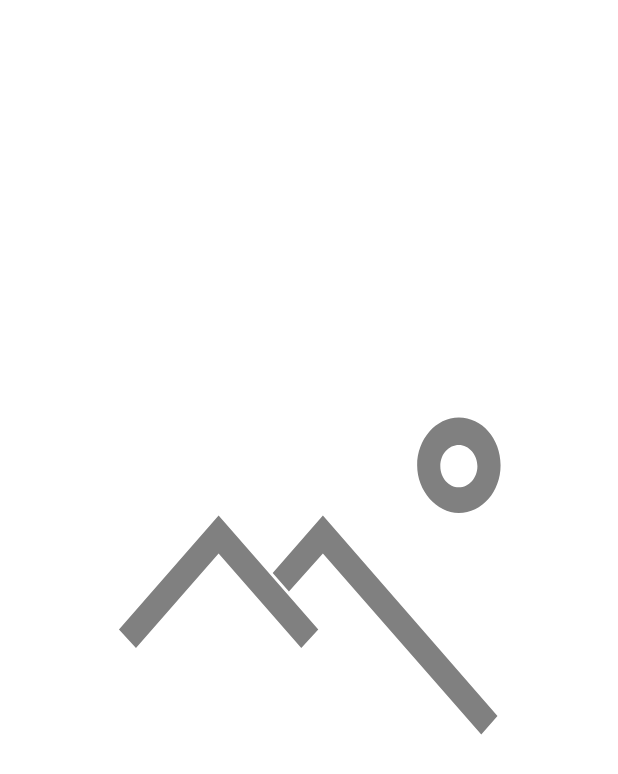
After one commit to Oduvan58/PicturesEveryDay, an Android app: the fragment YesterdayFragment placed in its activity, on a phone screen of 412 x 824 dp. The commit adds this screen. Shown: the top 774 px of the screen. Run offline under Robolectric (Android 15) with nearby library versions, the phone set to English and light mode, and no system bars; libraries missing offline, so code that uses them is left out: coil.api.load; pictures from the network do not load.

Commit message:
Add ViewPager2, create three fragments for pictures of different days

```diff
--- a/app/src/main/java/by/geekbrains/pictureseveryday/repository/MainPictureApi.kt
+++ b/app/src/main/java/by/geekbrains/pictureseveryday/repository/MainPictureApi.kt
@@ -8,5 +8,13 @@ import retrofit2.http.Query
 interface MainPictureApi {
 
     @GET("planetary/apod")
-    fun getPictureOfTheDay(@Query("api_key") apiKey: String): Call<MainPictureServerResponseData>
+    fun getPictureOfTheDay(
+        @Query("api_key") apiKey: String,
+    ): Call<MainPictureServerResponseData>
+
+    @GET("planetary/apod")
+    fun getPictureOfTheDay(
+        @Query("date") date: String,
+        @Query("api_key") apiKey: String,
+    ): Call<MainPictureServerResponseData>
 }
--- a/app/src/main/java/by/geekbrains/pictureseveryday/view/main/MainPictureFragment.kt
+++ b/app/src/main/java/by/geekbrains/pictureseveryday/view/main/MainPictureFragment.kt
@@ -5,18 +5,18 @@ import android.net.Uri
 import android.os.Bundle
 import android.view.*
 import android.widget.TextView
-import android.widget.Toast
 import androidx.constraintlayout.widget.ConstraintLayout
 import androidx.core.content.ContextCompat
 import androidx.fragment.app.Fragment
 import androidx.lifecycle.ViewModelProvider
 import by.geekbrains.pictureseveryday.R
 import by.geekbrains.pictureseveryday.databinding.FragmentMainPictureBinding
+import by.geekbrains.pictureseveryday.utils.toast
 import by.geekbrains.pictureseveryday.view.MainActivity
 import by.geekbrains.pictureseveryday.view.details.SettingsFragment
+import by.geekbrains.pictureseveryday.view.viewpager.ViewPagerAdapter
 import by.geekbrains.pictureseveryday.viewmodel.AppState
 import by.geekbrains.pictureseveryday.viewmodel.MainPictureViewModel
-import coil.api.load
 import com.google.android.material.bottomappbar.BottomAppBar
 import com.google.android.material.bottomsheet.BottomSheetBehavior
 
@@ -51,10 +51,11 @@ class MainPictureFragment : Fragment() {
                     Uri.parse("https://en.wikipedia.org/wiki/${binding.textInputEditText.text.toString()}")
             })
         }
+        binding.mainViewPager.adapter = ViewPagerAdapter(requireActivity())
         setBottomSheetBehaviour(view.findViewById(R.id.bottom_sheet_container))
         bottomSheetHeader = view.findViewById(R.id.description_header_text_view_bottom_sheet)
         bottomSheetContent = view.findViewById(R.id.description_text_view_bottom_sheet)
-        viewModel.getLiveData()
+        viewModel.getLiveData(null)
             .observe(viewLifecycleOwner) { renderData(it) }
     }
 
@@ -70,11 +71,11 @@ class MainPictureFragment : Fragment() {
                 if (url.isNullOrEmpty()) {
                     toast("Url is empty")
                 } else {
-                    binding.mainImageView.load(url) {
-                        lifecycle(this@MainPictureFragment)
-                        error(R.drawable.ic_load_error)
-                        placeholder(R.drawable.ic_no_photo)
-                    }
+//                    binding.mainImageView.load(url) {
+//                        lifecycle(this@MainPictureFragment)
+//                        error(R.drawable.ic_load_error)
+//                        placeholder(R.drawable.ic_no_photo)
+//                    }
                     bottomSheetHeader.text = serverResponseData.title
                     bottomSheetContent.text = serverResponseData.explanation
                 }
@@ -94,13 +95,6 @@ class MainPictureFragment : Fragment() {
                 }
                 toast(state.error.message)
             }
-        }
-    }
-
-    private fun Fragment.toast(string: String?) {
-        Toast.makeText(context, string, Toast.LENGTH_SHORT).apply {
-            setGravity(Gravity.BOTTOM, 0, 250)
-            show()
         }
     }
 
--- /dev/null
+++ b/app/src/main/java/by/geekbrains/pictureseveryday/view/viewpager/ViewPagerAdapter.kt
@@ -0,0 +1,26 @@
+package by.geekbrains.pictureseveryday.view.viewpager
+
+import androidx.fragment.app.FragmentActivity
+import androidx.viewpager2.adapter.FragmentStateAdapter
+
+private const val TODAY = 0
+private const val YESTERDAY = 1
+private const val BEFORE_YESTERDAY = 2
+
+class ViewPagerAdapter(activity: FragmentActivity) : FragmentStateAdapter(activity) {
+
+    private val fragments = arrayOf(
+        TodayFragment.newInstance(),
+        YesterdayFragment.newInstance(),
+        BeforeYesterdayFragment.newInstance()
+    )
+
+    override fun getItemCount() = fragments.size
+
+    override fun createFragment(position: Int) = when (position) {
+        0 -> fragments[TODAY]
+        1 -> fragments[YESTERDAY]
+        2 -> fragments[BEFORE_YESTERDAY]
+        else -> fragments[TODAY]
+    }
+}
--- /dev/null
+++ b/app/src/main/java/by/geekbrains/pictureseveryday/view/viewpager/YesterdayFragment.kt
@@ -0,0 +1,79 @@
+package by.geekbrains.pictureseveryday.view.viewpager
+
+import android.os.Bundle
+import android.view.LayoutInflater
+import android.view.View
+import android.view.ViewGroup
+import androidx.fragment.app.Fragment
+import androidx.lifecycle.ViewModelProvider
+import by.geekbrains.pictureseveryday.R
+import by.geekbrains.pictureseveryday.databinding.FragmentYesterdayBinding
+import by.geekbrains.pictureseveryday.utils.toast
+import by.geekbrains.pictureseveryday.viewmodel.AppState
+import by.geekbrains.pictureseveryday.viewmodel.MainPictureViewModel
+import coil.api.load
+import java.text.SimpleDateFormat
+import java.util.*
+
+class YesterdayFragment : Fragment() {
+
+    private var _binding: FragmentYesterdayBinding? = null
+    private val binding get() = _binding!!
+
+    private val viewModel: MainPictureViewModel by lazy {
+        ViewModelProvider(this)[MainPictureViewModel::class.java]
+    }
+
+    override fun onCreateView(
+        inflater: LayoutInflater,
+        container: ViewGroup?,
+        savedInstanceState: Bundle?,
+    ): View {
+        _binding = FragmentYesterdayBinding.inflate(inflater, container, false)
+        return binding.root
+    }
+
+    override fun onViewCreated(view: View, savedInstanceState: Bundle?) {
+        super.onViewCreated(view, savedInstanceState)
+        viewModel.getLiveData(yesterdayDate()).observe(viewLifecycleOwner) { renderData(it) }
+    }
+
+    private fun yesterdayDate(): String {
+        val formatter = SimpleDateFormat("yyyy-MM-dd", Locale.getDefault())
+        val calendar = Calendar.getInstance()
+        calendar.add(Calendar.DATE, -1)
+        return formatter.format(calendar.time)
+    }
+
+    private fun renderData(state: AppState) {
+        when (state) {
+            is AppState.Success -> {
+                val serverResponseData = state.serverResponseData
+                val url = serverResponseData.url
+                if (url.isNullOrEmpty()) {
+                    toast("Url is empty")
+                } else {
+                    binding.yesterdayImageView.load(url) {
+                        lifecycle(this@YesterdayFragment)
+                        error(R.drawable.ic_load_error)
+                        placeholder(R.drawable.ic_no_photo)
+                    }
+                }
+            }
+            is AppState.Loading -> {
+            }
+            is AppState.Error -> {
+                toast(state.error.message)
+            }
+        }
+    }
+
+    override fun onDestroyView() {
+        super.onDestroyView()
+        _binding = null
+    }
+
+    companion object {
+        fun newInstance() = YesterdayFragment()
+    }
+}
--- a/app/src/main/res/layout/fragment_main_picture.xml
+++ b/app/src/main/res/layout/fragment_main_picture.xml
@@ -41,8 +41,8 @@
                 android:inputType="text" />
         </com.google.android.material.textfield.TextInputLayout>
 
-        <by.geekbrains.pictureseveryday.view.main.EquilateralImageView
-            android:id="@+id/main_image_view"
+        <androidx.viewpager2.widget.ViewPager2
+            android:id="@+id/main_view_pager"
             style="@style/equilateral_image_view_style"
             android:layout_width="match_parent"
             android:layout_height="@dimen/image_view_layout_height"
@@ -60,7 +60,7 @@
             android:background="@color/white"
             android:visibility="gone"
             app:layout_constraintBottom_toBottomOf="parent"
-            app:layout_constraintTop_toTopOf="@id/main_image_view">
+            app:layout_constraintTop_toTopOf="@id/main_view_pager">
 
             <ProgressBar
                 style="?android:attr/progressBarStyleLarge"
--- /dev/null
+++ b/app/src/main/res/layout/fragment_yesterday.xml
@@ -0,0 +1,19 @@
+<?xml version="1.0" encoding="utf-8"?>
+<FrameLayout xmlns:android="http://schemas.android.com/apk/res/android"
+    xmlns:app="http://schemas.android.com/apk/res-auto"
+    android:layout_width="match_parent"
+    android:layout_height="match_parent">
+
+    <by.geekbrains.pictureseveryday.view.main.EquilateralImageView
+        android:id="@+id/yesterday_image_view"
+        style="@style/equilateral_image_view_style"
+        android:layout_width="match_parent"
+        android:layout_height="@dimen/image_view_layout_height"
+        android:contentDescription="@string/photo_of_the_day_stub"
+        app:layout_constraintBottom_toBottomOf="parent"
+        app:layout_constraintEnd_toEndOf="@id/main_picture_fragment"
+        app:layout_constraintStart_toStartOf="parent"
+        app:layout_constraintTop_toBottomOf="@+id/text_input_layout"
+        app:srcCompat="@drawable/ic_no_photo" />
+
+</FrameLayout>
```
Also changed, not shown: app/src/main/java/by/geekbrains/pictureseveryday/utils/Extensions.kt (added, +12 -0 lines), app/src/main/java/by/geekbrains/pictureseveryday/view/viewpager/BeforeYesterdayFragment.kt (added, +79 -0 lines), app/src/main/java/by/geekbrains/pictureseveryday/view/viewpager/TodayFragment.kt (added, +70 -0 lines), app/src/main/java/by/geekbrains/pictureseveryday/viewmodel/MainPictureViewModel.kt (+40 -3 lines), app/src/main/res/layout/fragment_before_yesterday.xml (added, +19 -0 lines), app/src/main/res/layout/fragment_today.xml (added, +19 -0 lines).
